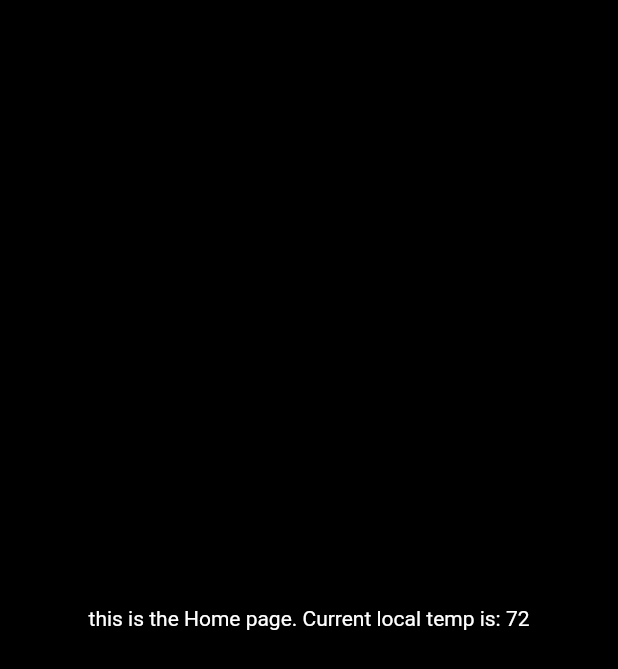
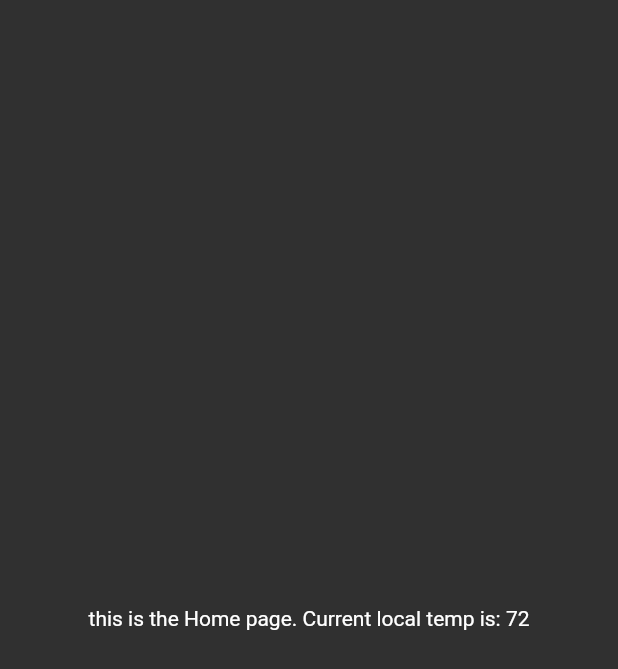
Before and after one commit to fivezeroes/FZ-SmartHome, a Flutter app: the screen it shows after launch, in the side drawer, after a tap on "Home", on a phone screen of 412 x 824 dp. Shown: the top 669 px of the screen. Run offline on Flutter 3.47's test engine with Material 2 defaults, Android fonts, the phone set to English and light mode, and no system bars; our stand-ins replace flutter_xlider.

Commit message:
settings and themes!

```diff
--- a/frontend/lib/config/theme.dart
+++ b/frontend/lib/config/theme.dart
@@ -6,45 +6,3 @@ List<Icon> thermostatModeIcon = [
   Icon(Icons.ac_unit),
   Icon(Icons.local_fire_department)
 ];
-
-final darkTheme = ThemeData(
-  primarySwatch: Colors.grey,
-  primaryColor: Colors.blue,
-  brightness: Brightness.dark,
-  backgroundColor: Colors.black,
-  scaffoldBackgroundColor: Colors.black,
-  cardColor: Color.fromRGBO(16, 16, 16, 1.0),
-  canvasColor: Colors.black,
-  //accentColor: Colors.white,
-  //accentIconTheme: IconThemeData(color: Colors.black),
-  //dividerColor: Colors.black12,
-);
-
-final lightTheme = ThemeData(
-  primarySwatch: Colors.grey,
-  primaryColor: Colors.white,
-  brightness: Brightness.light,
-  backgroundColor: const Color(0xFFE5E5E5),
-  accentColor: Colors.black,
-  accentIconTheme: IconThemeData(color: Colors.white),
-  dividerColor: Colors.white54,
-);
-
-final testTheme = ThemeData.dark();
-
-final ThemeData darkThemeOLED = new ThemeData(
-  brightness: Brightness.dark,
-  accentColor: Colors.indigoAccent[100],
-  primaryColor: Color.fromRGBO(5, 5, 5, 1.0),
-  backgroundColor: Colors.black,
-  canvasColor: Colors.black,
-  primaryColorLight: Colors.indigo[300],
-  buttonColor: Colors.indigoAccent[100],
-  //accentIconTheme: new IconThemeData(color: Colors.indigo[300]),
-  cardColor: Color.fromRGBO(16, 16, 16, 1.0),
-  dividerColor: Color.fromRGBO(20, 20, 20, 1.0),
-  bottomAppBarColor: Color.fromRGBO(19, 19, 19, 1.0),
-  dialogBackgroundColor: Colors.black,
-  textSelectionHandleColor: Colors.indigoAccent[100],
-  iconTheme: new IconThemeData(color: Colors.white),
-);
--- a/frontend/lib/main.dart
+++ b/frontend/lib/main.dart
@@ -1,8 +1,10 @@
+import 'package:FZ_SmartHome/screens/settingsPage.dart';
+import 'package:FZ_SmartHome/screens/homePage.dart';
+//import 'package:FZ_SmartHome/config/theme.dart' as theme;
+
 import 'package:flutter/material.dart';
 import 'package:flutter/services.dart';
-
-import './screens/homePage.dart';
-import './config/theme.dart' as theme;
+import 'package:provider/provider.dart';
 
 void main() => runApp(FZ_SmartHome());
 
@@ -11,9 +13,19 @@ class FZ_SmartHome extends StatelessWidget {
   Widget build(BuildContext context) {
     SystemChrome.setEnabledSystemUIOverlays([]);
     //SystemChrome.setEnabledSystemUIOverlays(SystemUiOverlay.values);
+    return ChangeNotifierProvider<ThemeChanger>(
+        create: (_) => ThemeChanger(ThemeData.dark()),
+        child: MaterialAppWithTheme());
+  }
+}
+
+class MaterialAppWithTheme extends StatelessWidget {
+  @override
+  Widget build(BuildContext context) {
+    final theme = Provider.of<ThemeChanger>(context);
     return MaterialApp(
       debugShowCheckedModeBanner: false,
-      theme: theme.darkThemeOLED,
+      theme: theme.getTheme(),
       home: HomePage(),
     );
   }
--- a/frontend/lib/screens/homePage.dart
+++ b/frontend/lib/screens/homePage.dart
@@ -1,7 +1,7 @@
 import 'package:flutter/material.dart';
 
-import '../widgets/navigationdrawer.dart';
-import '../config/data.dart' as data;
+import 'package:FZ_SmartHome/widgets/navigationdrawer.dart';
+import 'package:FZ_SmartHome/config/data.dart' as data;
 
 class HomePage extends StatelessWidget {
   @override
@@ -9,7 +9,6 @@ class HomePage extends StatelessWidget {
     return Scaffold(
         drawer: NavigationDrawer(),
         drawerEdgeDragWidth: MediaQuery.of(context).size.width / 5,
-        //appBar: AppBar(title: Text('Home')),
         body: Center(
             child: Text(
                 'this is the Home page. Current local temp is: ${data.localTemp}')));
--- a/frontend/lib/widgets/navigationdrawer.dart
+++ b/frontend/lib/widgets/navigationdrawer.dart
@@ -1,8 +1,9 @@
 import 'package:flutter/material.dart';
 
-import './createroute.dart';
-import '../screens/homePage.dart';
-import '../screens/thermostatPage.dart';
+import 'package:FZ_SmartHome/widgets/createroute.dart';
+import 'package:FZ_SmartHome/screens/homePage.dart';
+import 'package:FZ_SmartHome/screens/thermostatPage.dart';
+import 'package:FZ_SmartHome/screens/settingsPage.dart';
 
 class NavigationDrawer extends StatelessWidget {
   @override
@@ -29,7 +30,15 @@ class NavigationDrawer extends StatelessWidget {
                 Text('Thermostat')
               ]),
               onTap: () => Navigator.pushReplacement(
-                  context, createRoute(ThermostatPage())))
+                  context, createRoute(ThermostatPage()))),
+          ListTile(
+              title: Row(children: [
+                Icon(Icons.settings),
+                Padding(padding: EdgeInsets.all(5)),
+                Text('Settings')
+              ]),
+              onTap: () => Navigator.pushReplacement(
+                  context, createRoute(SettingsPage())))
         ],
       ),
     );
```
Also changed, not shown: frontend/lib/config/data.dart (+9 -5 lines), frontend/lib/screens/settingsPage.dart (added, +126 -0 lines), frontend/lib/screens/thermostat/chartsTab.dart (added, +8 -0 lines), frontend/lib/screens/thermostat/dashboardTab.dart (+3 -5 lines), frontend/lib/screens/thermostatPage.dart (+5 -4 lines), 1 other file.
